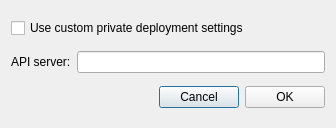
This is src/ui/wizPrivateDeployDialog.ui in WizTeam/WizQTClient as Qt 5 draws it before an edit. The edited form follows.
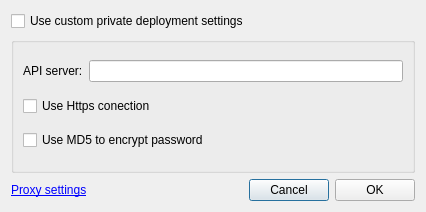
This is the edited form.

Patch:
```diff
--- a/src/ui/wizPrivateDeployDialog.ui
+++ b/src/ui/wizPrivateDeployDialog.ui
@@ -6,14 +6,16 @@
    <rect>
     <x>0</x>
     <y>0</y>
-    <width>336</width>
-    <height>128</height>
+    <width>426</width>
+    <height>212</height>
    </rect>
   </property>
   <property name="windowTitle">
    <string>Private deployment settings</string>
   </property>
-  <layout class="QVBoxLayout" name="verticalLayout">
+  <layout class="QVBoxLayout" name="verticalLayout_2">
+   <item>
+    <layout class="QHBoxLayout" name="horizontalLayout_3">
    <item>
     <widget class="QCheckBox" name="checkBox_useCustomSettings">
      <property name="text">
@@ -22,6 +24,27 @@
     </widget>
    </item>
    <item>
+      <spacer name="horizontalSpacer_2">
+       <property name="orientation">
+        <enum>Qt::Horizontal</enum>
+       </property>
+       <property name="sizeHint" stdset="0">
+        <size>
+         <width>40</width>
+         <height>20</height>
+        </size>
+       </property>
+      </spacer>
+     </item>
+    </layout>
+   </item>
+   <item>
+    <widget class="QGroupBox" name="groupBox">
+     <property name="title">
+      <string/>
+     </property>
+     <layout class="QVBoxLayout" name="verticalLayout">
+      <item>
     <layout class="QHBoxLayout" name="horizontalLayout">
      <item>
       <widget class="QLabel" name="label">
@@ -36,7 +59,34 @@
     </layout>
    </item>
    <item>
+       <widget class="QCheckBox" name="checkBox_useHttps">
+        <property name="text">
+         <string>Use Https conection</string>
+        </property>
+       </widget>
+      </item>
+      <item>
+       <widget class="QCheckBox" name="checkBox_useMD5">
+        <property name="text">
+         <string>Use MD5 to encrypt password</string>
+        </property>
+       </widget>
+      </item>
+     </layout>
+    </widget>
+   </item>
+   <item>
     <layout class="QHBoxLayout" name="horizontalLayout_2">
+     <item>
+      <widget class="QLabel" name="label_proxyLink">
+       <property name="text">
+        <string>&lt;html&gt;&lt;head/&gt;&lt;body&gt;&lt;p&gt;&lt;a href=&quot;proxysettings&quot;&gt;&lt;span style=&quot; text-decoration: underline; color:#0000ff;&quot;&gt;Proxy settings&lt;/span&gt;&lt;/a&gt;&lt;/p&gt;&lt;/body&gt;&lt;/html&gt;</string>
+       </property>
+       <property name="textFormat">
+        <enum>Qt::RichText</enum>
+       </property>
+      </widget>
+     </item>
      <item>
       <spacer name="horizontalSpacer">
        <property name="orientation">
```
Lines whose indentation alone changed are shown as unchanged.
